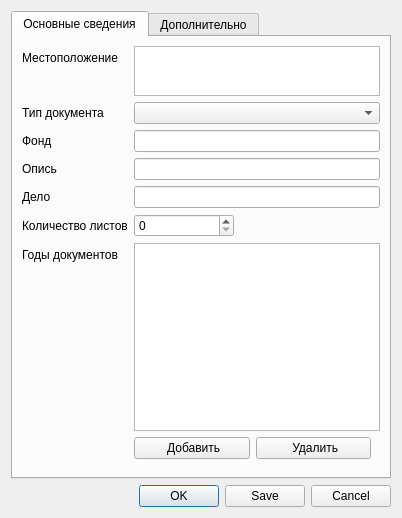
caxapyk/gaoo-cfp, file ui/docform_dialog.ui: the form before one commit.
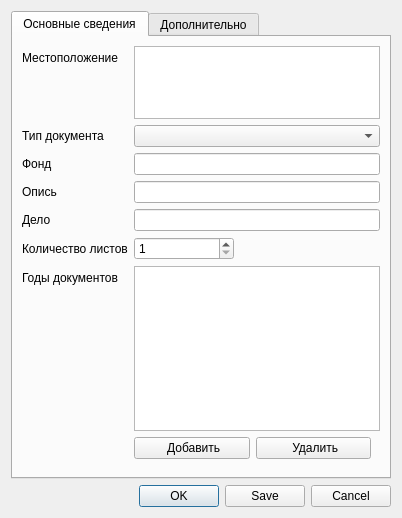
The form after the commit. Icons and pictures are not drawn.

Commit message: docform, docview refactoring

The edit to the form file:
```diff
--- a/ui/docform_dialog.ui
+++ b/ui/docform_dialog.ui
@@ -45,9 +45,29 @@
          <property name="maximumSize">
           <size>
            <width>16777215</width>
-           <height>50</height>
+           <height>100</height>
           </size>
          </property>
+         <property name="font">
+          <font>
+           <kerning>true</kerning>
+          </font>
+         </property>
+         <property name="cursor" stdset="0">
+          <cursorShape>ArrowCursor</cursorShape>
+         </property>
+         <property name="toolTip">
+          <string>Местоположениее документа</string>
+         </property>
+         <property name="autoFillBackground">
+          <bool>false</bool>
+         </property>
+         <property name="styleSheet">
+          <string notr="true">color:#333333</string>
+         </property>
+         <property name="undoRedoEnabled">
+          <bool>false</bool>
+         </property>
          <property name="readOnly">
           <bool>true</bool>
          </property>
@@ -145,6 +165,15 @@
            <height>16777215</height>
           </size>
          </property>
+         <property name="suffix">
+          <string/>
+         </property>
+         <property name="minimum">
+          <number>1</number>
+         </property>
+         <property name="maximum">
+          <number>2500</number>
+         </property>
         </widget>
        </item>
        <item row="8" column="0">
```
Left out of the diff: 21 changed lines with no effect on the pictures. The commit also changes 18 other files.
